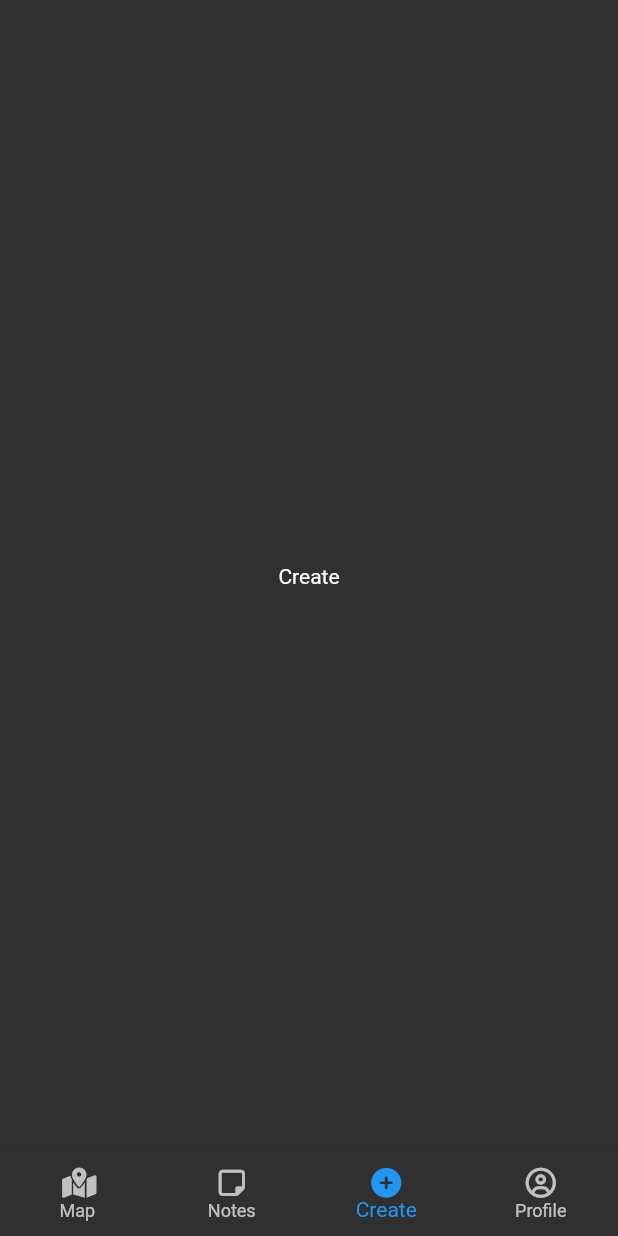
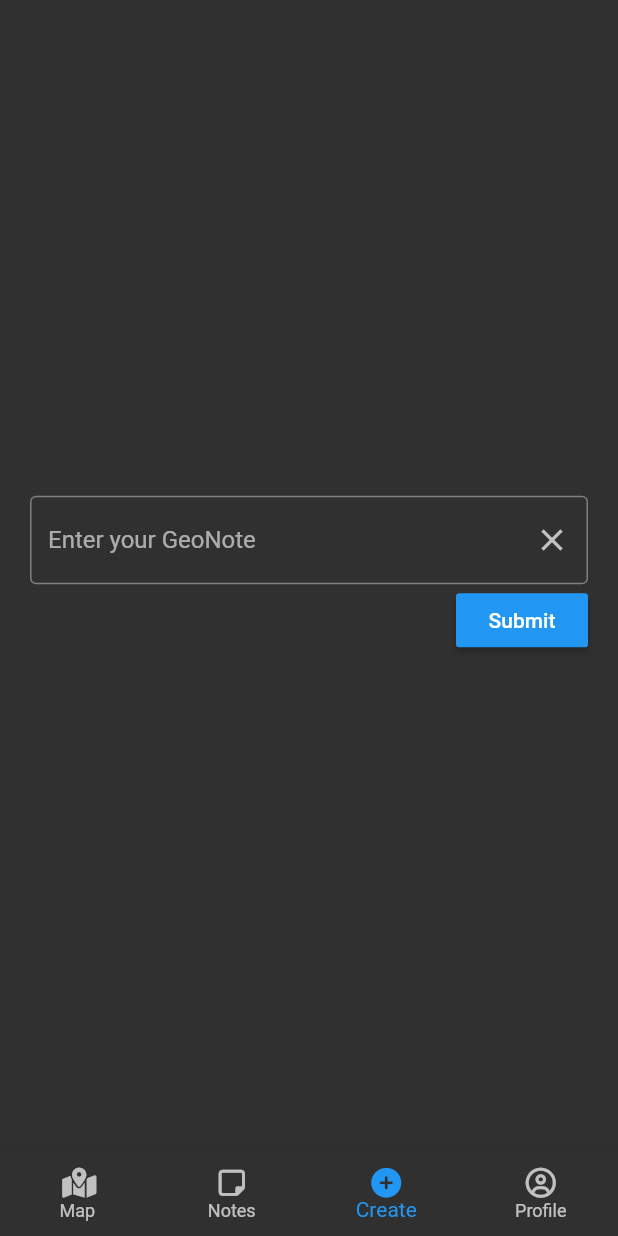
Before and after one commit to rylero/GeoNotes, a Flutter app: the CreateScreen screen opened by its route, on a phone screen of 412 x 824 dp. Run offline on Flutter 3.47's test engine with Material 2 defaults, Android fonts, the phone set to English and light mode, and no system bars; our stand-ins replace cloud_firestore, firebase_auth, firebase_core, font_awesome_flutter, geolocator, google_maps_flutter and 4 more; missing offline and left inert: dart:ffi, geoflutterfire; accounts and stored records are empty.

Commit message:
Checking in the create screen (first version) and it populates everything to firebase collection. also removed some debug prints in other files

```diff
--- a/lib/create/create.dart
+++ b/lib/create/create.dart
@@ -1,14 +1,113 @@
+import 'dart:ffi';
+
+import 'package:firebase_auth/firebase_auth.dart';
 import 'package:flutter/material.dart';
 import 'package:geonotes/shared/bottom_nav_bar.dart';
+import 'package:geonotes/services/auth.dart';
+import 'package:geolocator/geolocator.dart';
+import 'package:geoflutterfire/geoflutterfire.dart';
+import 'package:cloud_firestore/cloud_firestore.dart';
 
-class CreateScreen extends StatelessWidget {
-  const CreateScreen({super.key});
+// Need a scren that shows a text entry box and a "Submit button"
+// Onsubmit will take location and create geopoint as well
+// Take submitted text and push to firestore
+
+class CreateScreen extends StatefulWidget {
+  State createState() => CreateScreenState();
+}
+
+class CreateScreenState extends State<CreateScreen> {
+  FirebaseFirestore firestore = FirebaseFirestore.instance;
+  Geoflutterfire geo = Geoflutterfire();
+  final _formKey = GlobalKey<FormState>(debugLabel: '_EnterNoteState');
+  final _textController = TextEditingController();
+
+  /// Determine the current position of the device.
+  ///
+  /// When the location services are not enabled or permissions
+  /// are denied the `Future` will return an error.
+  Future<Position> _determinePosition() async {
+    bool serviceEnabled;
+    LocationPermission permission;
+
+    // Test if location services are enabled.
+    serviceEnabled = await Geolocator.isLocationServiceEnabled();
+    if (!serviceEnabled) {
+      // Location services are not enabled don't continue
+      // accessing the position and request users of the
+      // App to enable the location services.
+      return Future.error('Location services are disabled.');
+    }
+
+    permission = await Geolocator.checkPermission();
+    if (permission == LocationPermission.denied) {
+      permission = await Geolocator.requestPermission();
+      if (permission == LocationPermission.denied) {
+        // Permissions are denied, next time you could try
+        // requesting permissions again (this is also where
+        // Android's shouldShowRequestPermissionRationale
+        // returned true. According to Android guidelines
+        // your App should show an explanatory UI now.
+        return Future.error('Location permissions are denied');
+      }
+    }
+
+    if (permission == LocationPermission.deniedForever) {
+      // Permissions are denied forever, handle appropriately.
+      return Future.error(
+          'Location permissions are permanently denied, we cannot request permissions.');
+    }
+
+    // When we reach here, permissions are granted and we can
+    // continue accessing the position of the device.
+    return await Geolocator.getCurrentPosition();
+  }
+
+  // Set GeoLocation Data
+  void _addGeoPoint(String userNote) async {
+    Position position = await _determinePosition();
+    GeoFirePoint point =
+        geo.point(latitude: position.latitude, longitude: position.longitude);
+    firestore.collection('locations').add({
+      'position': point.data,
+      'note': userNote,
+      'user': AuthService().currentUser(),
+    });
+  }
 
   @override
   Widget build(BuildContext context) {
-    return const Scaffold(
-      body: Center(
-        child: Text("Create"),
+    return Scaffold(
+      body: Padding(
+        padding: const EdgeInsets.all(20.0),
+        child: Column(
+          crossAxisAlignment: CrossAxisAlignment.end,
+          mainAxisAlignment: MainAxisAlignment.center,
+          children: [
+            TextField(
+                keyboardType: TextInputType.multiline,
+                maxLines: null,
+                controller: _textController,
+                decoration: InputDecoration(
+                  hintText: 'Enter your GeoNote',
+                  border: OutlineInputBorder(),
+                  suffixIcon: IconButton(
+                    onPressed: () {
+                      _textController.clear();
+                    },
+                    icon: const Icon(Icons.clear),
+                  ),
+                )),
+            MaterialButton(
+                onPressed: () => {
+                      _addGeoPoint(_textController.text),
+                      _textController.clear(),
+                    },
+                color: Colors.blue,
+                child:
+                    const Text('Submit', style: TextStyle(color: Colors.white)))
+          ],
+        ),
       ),
       bottomNavigationBar: BottomNavBar(
         itemIndex: 2,
--- a/lib/main.dart
+++ b/lib/main.dart
@@ -7,6 +7,7 @@ import 'package:geonotes/services/models.dart';
 import 'package:geonotes/theme.dart';
 import 'package:provider/provider.dart';
 import 'firebase_options.dart';
+import 'package:geonotes/shared/bottom_nav_bar.dart';
 
 void main() async {
   WidgetsFlutterBinding.ensureInitialized();
--- a/lib/map/map.dart
+++ b/lib/map/map.dart
@@ -25,8 +25,6 @@ class _MapScreenState extends State<MapScreen> {
 
     Position position = await Geolocator.getCurrentPosition(
         desiredAccuracy: LocationAccuracy.bestForNavigation);
-    print(position.latitude);
-    print(position.longitude);
     mapController.moveCamera(
         CameraUpdate.newLatLng(LatLng(position.latitude, position.longitude)));
   }
@@ -57,6 +55,9 @@ class _MapScreenState extends State<MapScreen> {
         zoomGesturesEnabled: true,
         mapType: MapType.normal,
         markers: markers,
+        myLocationEnabled: true,
+        compassEnabled: true,
+        zoomControlsEnabled: true,
       ),
       bottomNavigationBar: const BottomNavBar(
         itemIndex: 0,
--- a/lib/routes.dart
+++ b/lib/routes.dart
@@ -11,6 +11,6 @@ var appRoutes = <String, WidgetBuilder>{
   '/login': (context) => const LoginScreen(),
   '/map': (context) => const MapScreen(),
   '/notes': (context) => const NotesScreen(),
-  '/create': (context) => const CreateScreen(),
+  '/create': (context) => CreateScreen(),
   '/profile': (context) => const ProfileScreen(),
 };
```
Also changed, not shown: lib/services/location.dart (+17 -43 lines).
